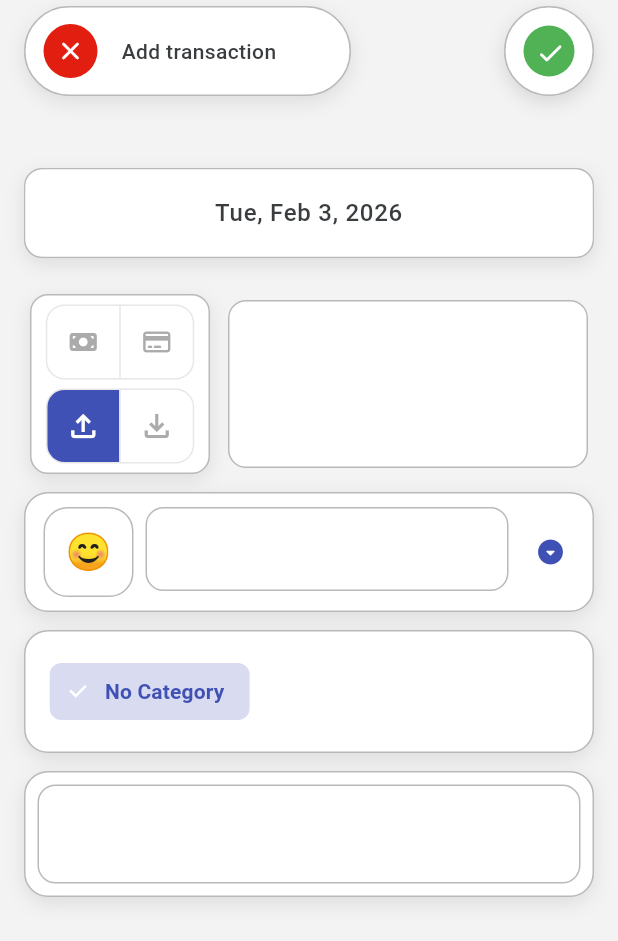
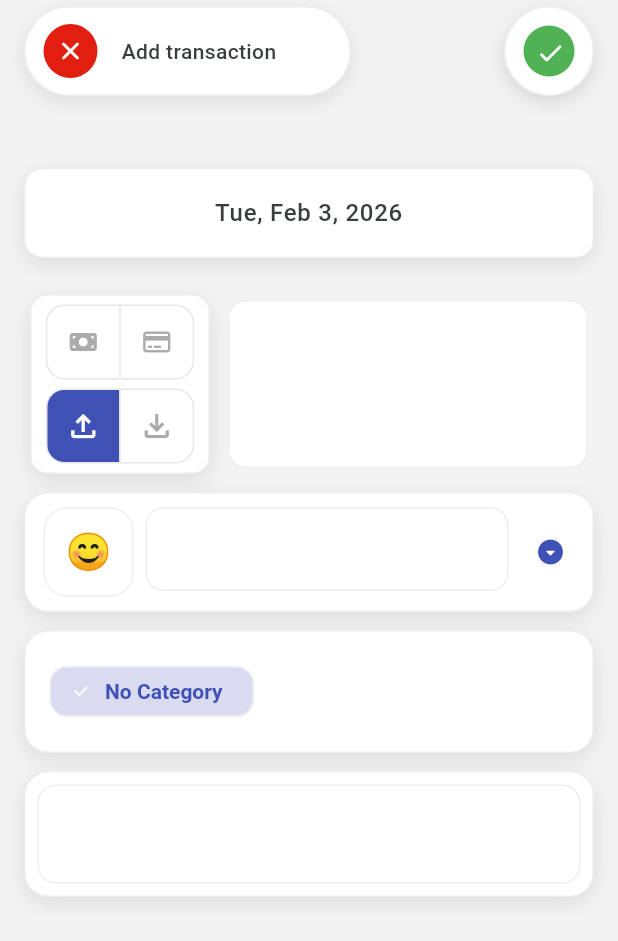
Before and after one commit to watsharapat/kept_aom, a Flutter app: the AddTransactionPage screen opened by its route, on a phone screen of 412 x 824 dp. Shown: the top 941 px of the screen. Run offline on Flutter 3.47's test engine with Material 3 defaults, Android fonts, the phone set to English and light mode, and no system bars; our stand-ins replace emoji_picker_flutter, flutter_riverpod, flutter_slidable, flutter_svg, font_awesome_flutter, go_router and 5 more; accounts and stored records are empty; network calls fail; Roboto replaces fonts that are missing (GoogleSans).

Commit message:
update 3/2/2026 (2)

```diff
--- a/lib/views/utils/styles.dart
+++ b/lib/views/utils/styles.dart
@@ -14,7 +14,7 @@ class AppColors {
   static const Color netural = Color(0xFF131416);
   //static const Color stroke = Color(0xFF8B91A0);
   //static const Color border = Color.fromARGB(255, 231, 231, 231);
-  static const Color border = Color(0xFFb8b9ba);
+  static const Color border = Color(0xFFEEEEEE);
   static const Color borderOnDark = Color.fromARGB(50, 217, 217, 217);
 
   static const Color lightBackground = Color.fromARGB(255, 243, 243, 243);
--- a/lib/views/utils/theme.dart
+++ b/lib/views/utils/theme.dart
@@ -4,6 +4,8 @@ import 'package:kept_aom/views/utils/styles.dart';
 final lightTheme = ThemeData(
   brightness: Brightness.light,
   primaryColor: AppColors.primary,
+  fontFamily: 'GoogleSans',
+  fontFamilyFallback: const ['NotoEmoji'],
   cardColor: AppColors.lightSurface,
   colorScheme: const ColorScheme.light(
     primary: AppColors.primary,
@@ -143,11 +145,28 @@ final lightTheme = ThemeData(
     rangePickerHeaderBackgroundColor: AppColors.primary,
     rangePickerBackgroundColor: AppColors.primary,
   ),
+  chipTheme: ChipThemeData(
+    backgroundColor: AppColors.lightSurface,
+    disabledColor: AppColors.disabledWidget,
+    selectedColor: AppColors.primary.withAlpha(51),
+    secondarySelectedColor: AppColors.primary,
+    padding: const EdgeInsets.symmetric(horizontal: 12, vertical: 8),
+    labelStyle: const TextStyle(color: AppColors.textPrimary, fontSize: 14),
+    secondaryLabelStyle:
+        const TextStyle(color: AppColors.textPrimaryOnDark, fontSize: 14),
+    brightness: Brightness.light,
+    shape: RoundedRectangleBorder(
+      borderRadius: BorderRadius.circular(12),
+      side: const BorderSide(color: AppColors.border, width: 1),
+    ),
+  ),
 );
 
 final darkTheme = ThemeData(
   brightness: Brightness.dark,
   primaryColor: AppColors.primary,
+  fontFamily: 'GoogleSans',
+  fontFamilyFallback: const ['NotoEmoji'],
   cardColor: AppColors.darkSurface,
   scaffoldBackgroundColor: AppColors.darkBackground,
   colorScheme: const ColorScheme.dark(
@@ -282,4 +301,21 @@ final darkTheme = ThemeData(
     rangePickerHeaderBackgroundColor: AppColors.primary,
     rangePickerBackgroundColor: AppColors.primary,
   ),
+  chipTheme: ChipThemeData(
+    backgroundColor: AppColors.darkSurface,
+    disabledColor: AppColors.disabledWidget,
+    selectedColor: AppColors.primary.withAlpha(51),
+    secondarySelectedColor: AppColors.primary,
+    padding: const EdgeInsets.symmetric(horizontal: 12, vertical: 8),
+    labelStyle:
+        const TextStyle(color: AppColors.textPrimaryOnDark, fontSize: 14),
+    secondaryLabelStyle:
+        const TextStyle(color: AppColors.textPrimaryOnDark, fontSize: 14),
+    brightness: Brightness.dark,
+    shape: RoundedRectangleBorder(
+      borderRadius: BorderRadius.circular(12),
+      side:
+          const BorderSide(color: Color.fromARGB(50, 217, 217, 217), width: 1),
+    ),
+  ),
 );
```
Also changed, not shown: lib/main.dart (+0 -9 lines), lib/viewmodels/dashboard_provider.dart (+45 -25 lines), lib/views/pages/dashboard_page/dashboard_page.dart (+151 -126 lines), lib/views/pages/home_page/home_page.dart (+2 -8 lines), pubspec.yaml (+7 -4 lines), 1 other file.
